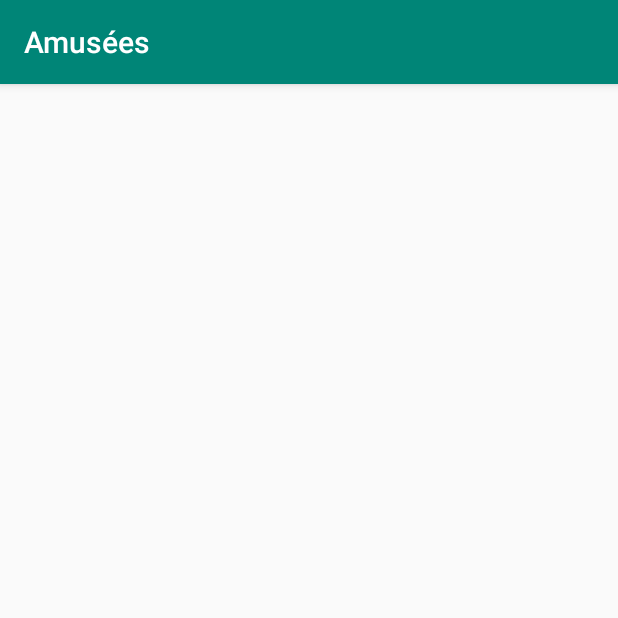
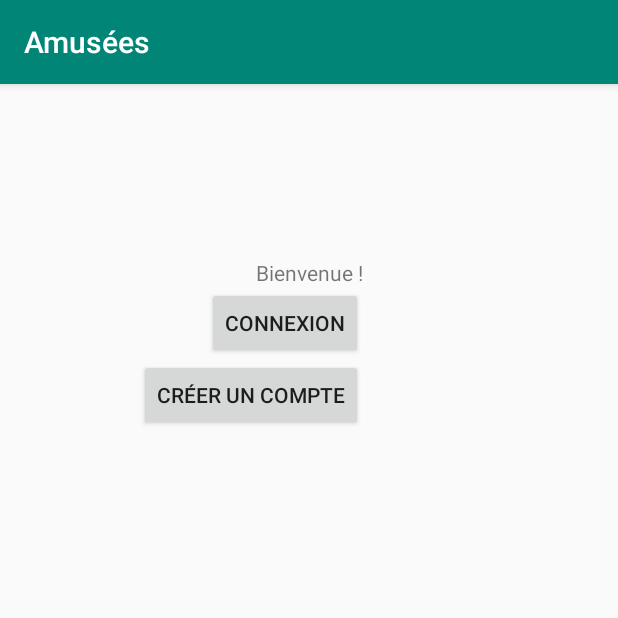
Before and after one commit to thicha0/amusees, an Android app: the screen it shows after launch (MainActivity), on a phone screen of 412 x 824 dp, the top half of it. Run offline under Robolectric (Android 15) with nearby library versions, the phone set to English and light mode, and no system bars; our stand-ins replace data binding.

Commit message:
Ajout des fragments pour la connexion/l'enregistrement

```diff
--- /dev/null
+++ b/Amuses/app/src/main/java/com/polytech/amusees/HomeFragment.kt
@@ -0,0 +1,50 @@
+package com.polytech.amusees
+
+import android.os.Bundle
+import android.view.LayoutInflater
+import android.view.View
+import android.view.ViewGroup
+import android.widget.Toast
+import androidx.databinding.DataBindingUtil
+import androidx.fragment.app.Fragment
+import androidx.navigation.findNavController
+import com.polytech.amusees.databinding.FragmentHomeBinding
+
+class HomeFragment : Fragment() {
+    private lateinit var binding: FragmentHomeBinding
+
+    override fun onCreateView(
+        inflater: LayoutInflater,
+        container: ViewGroup?,
+        savedInstanceState: Bundle?
+    ): View? {
+        binding = DataBindingUtil.inflate(inflater, R.layout.fragment_home, container, false)
+        binding.lifecycleOwner = this
+
+        binding.apply {
+            twTitle.text = getString(R.string.home_title)
+            btLogin.text = getString(R.string.home_login)
+            btRegister.text = getString(R.string.home_register)
+        }
+
+        binding.btLogin.setOnClickListener {
+            login(it)
+        }
+
+        binding.btRegister.setOnClickListener {
+            register(it)
+        }
+
+        return binding.root
+    }
+
+    private fun login(view: View) {
+        Toast.makeText(activity, "Connexion !", Toast.LENGTH_SHORT).show()
+        view.findNavController().navigate(R.id.action_homeFragment_to_loginFragment)
+    }
+
+    private fun register(view: View) {
+        Toast.makeText(activity, "Créer un compte !", Toast.LENGTH_SHORT).show()
+        view.findNavController().navigate(R.id.action_homeFragment_to_registerFragment)
+    }
+}
--- a/Amuses/app/src/main/res/layout/activity_main.xml
+++ b/Amuses/app/src/main/res/layout/activity_main.xml
@@ -4,34 +4,18 @@
     xmlns:tools="http://schemas.android.com/tools"
     tools:context=".MainActivity">
 
+    <LinearLayout
+        android:layout_width="match_parent"
+        android:layout_height="match_parent"
+        android:layout_margin="20sp"
+        android:orientation="vertical">
+        <fragment
+            android:id="@+id/fragment"
+            android:name="androidx.navigation.fragment.NavHostFragment"
+            android:layout_width="match_parent"
+            android:layout_height="wrap_content"
+            app:navGraph="@navigation/navigation"
+            app:defaultNavHost="true"/>
+    </LinearLayout>
 
-    <androidx.constraintlayout.widget.ConstraintLayout
-        android:layout_width="match_parent"
-        android:layout_height="wrap_content">
-
-    <TextView
-        android:id="@+id/tw_title"
-        android:layout_width="wrap_content"
-        android:layout_height="wrap_content"
-        app:layout_constraintBottom_toBottomOf="parent"
-        app:layout_constraintLeft_toLeftOf="parent"
-        app:layout_constraintRight_toRightOf="parent"
-        app:layout_constraintTop_toTopOf="parent" />
-
-    <Button
-        android:id="@+id/bt_connexion"
-        android:layout_width="wrap_content"
-        android:layout_height="wrap_content"
-        app:layout_constraintRight_toRightOf="@id/tw_title"
-        app:layout_constraintTop_toBottomOf="@id/tw_title" />
-
-    <Button
-        android:id="@+id/bt_creer_compte"
-        android:layout_width="wrap_content"
-        android:layout_height="wrap_content"
-        app:layout_constraintRight_toRightOf="@id/bt_connexion"
-        app:layout_constraintTop_toBottomOf="@id/bt_connexion" />
-
-
-</androidx.constraintlayout.widget.ConstraintLayout>
 </layout>
--- /dev/null
+++ b/Amuses/app/src/main/res/layout/fragment_home.xml
@@ -0,0 +1,35 @@
+<?xml version="1.0" encoding="utf-8"?>
+<layout xmlns:android="http://schemas.android.com/apk/res/android"
+    xmlns:app="http://schemas.android.com/apk/res-auto"
+    xmlns:tools="http://schemas.android.com/tools"
+    tools:context="com.polytech.tp2.MainActivity"
+    tools:layout="@layout/fragment_home">
+
+    <androidx.constraintlayout.widget.ConstraintLayout
+        android:layout_width="match_parent"
+        android:layout_height="wrap_content">
+
+    <TextView
+        android:id="@+id/tw_title"
+        android:layout_width="wrap_content"
+        android:layout_height="wrap_content"
+        app:layout_constraintBottom_toBottomOf="parent"
+        app:layout_constraintLeft_toLeftOf="parent"
+        app:layout_constraintRight_toRightOf="parent"
+        app:layout_constraintTop_toTopOf="parent" />
+
+    <Button
+        android:id="@+id/bt_login"
+        android:layout_width="wrap_content"
+        android:layout_height="wrap_content"
+        app:layout_constraintRight_toRightOf="@id/tw_title"
+        app:layout_constraintTop_toBottomOf="@id/tw_title" />
+
+    <Button
+        android:id="@+id/bt_register"
+        android:layout_width="wrap_content"
+        android:layout_height="wrap_content"
+        app:layout_constraintRight_toRightOf="@id/bt_login"
+        app:layout_constraintTop_toBottomOf="@id/bt_login" />
+    </androidx.constraintlayout.widget.ConstraintLayout>
+</layout>
--- /dev/null
+++ b/Amuses/app/src/main/res/navigation/navigation.xml
@@ -0,0 +1,34 @@
+<?xml version="1.0" encoding="utf-8"?>
+<navigation xmlns:android="http://schemas.android.com/apk/res/android"
+    xmlns:app="http://schemas.android.com/apk/res-auto" android:id="@+id/navigation"
+    xmlns:tools="http://schemas.android.com/tools"
+    app:startDestination="@id/homeFragment">
+
+    <fragment
+        android:id="@+id/homeFragment"
+        android:name="com.polytech.amusees.HomeFragment"
+        android:label="HomeFragment"
+        tools:layout="@layout/fragment_home">
+        <action
+            android:id="@+id/action_homeFragment_to_loginFragment"
+            app:destination="@id/loginFragment" />
+        <action
+            android:id="@+id/action_homeFragment_to_registerFragment"
+            app:destination="@id/registerFragment" />
+    </fragment>
+
+    <fragment
+        android:id="@+id/loginFragment"
+        android:name="com.polytech.amusees.LoginFragment"
+        android:label="LoginFragment"
+        tools:layout="@layout/fragment_login">
+    </fragment>
+
+    <fragment
+        android:id="@+id/registerFragment"
+        android:name="com.polytech.amusees.RegisterFragment"
+        android:label="RegisterFragment"
+        tools:layout="@layout/fragment_register">
+    </fragment>
+
+</navigation>
--- a/Amuses/app/src/main/res/values/strings.xml
+++ b/Amuses/app/src/main/res/values/strings.xml
@@ -1,6 +1,13 @@
 <resources>
     <string name="app_name">Amusées</string>
-    <string name="title">Bienvenue !</string>
-    <string name="connection">Connexion</string>
-    <string name="create_account">Créer un compte</string>
+
+    <string name="home_title">Bienvenue !</string>
+    <string name="home_login">Connexion</string>
+    <string name="home_register">Créer un compte</string>
+
+    <string name="login_title">Se connecter</string>
+
+    <string name="register_title">S\'enregistrer !</string>
+
+    <string name="hello_blank_fragment">Hello blank fragment</string>
 </resources>
```
Also changed, not shown: Amuses/app/build.gradle (+5 -2 lines), Amuses/app/src/main/java/com/polytech/amusees/LoginFragment.kt (added, +28 -0 lines), Amuses/app/src/main/java/com/polytech/amusees/MainActivity.kt (+1 -29 lines), Amuses/app/src/main/java/com/polytech/amusees/RegisterFragment.kt (added, +28 -0 lines), Amuses/app/src/main/res/layout/fragment_login.xml (added, +61 -0 lines), Amuses/app/src/main/res/layout/fragment_register.xml (added, +22 -0 lines).
